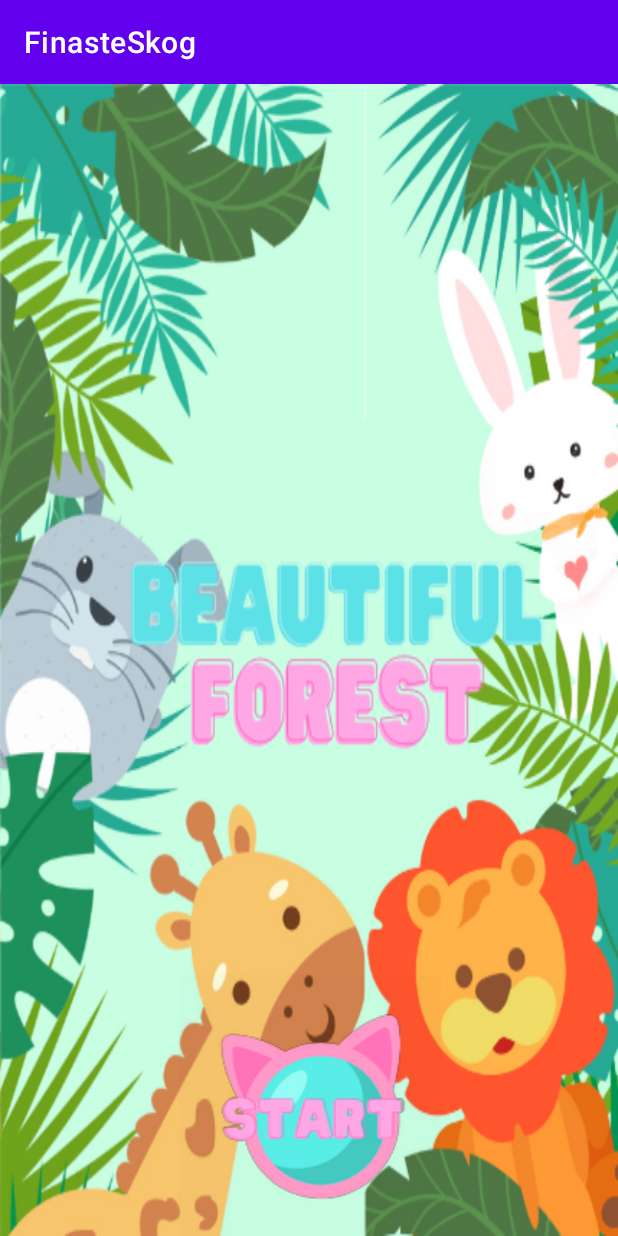
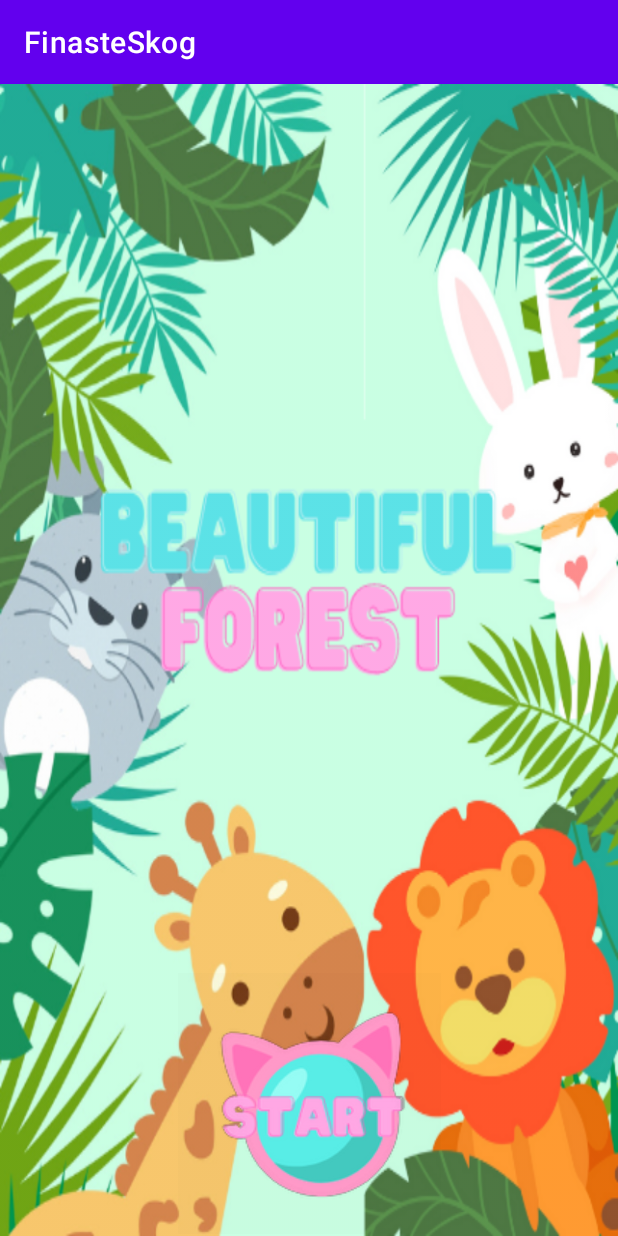
Before and after one commit to philipmir/FU-FinastSkogMapApp, an Android app: the screen it shows after launch (WelcomeActivity), on a phone screen of 412 x 824 dp. Run offline under Robolectric (Android 15) with nearby library versions, the phone set to English and light mode, and no system bars.

Commit message:
Center Text In WelcomeActivity

```diff
--- a/app/src/main/java/com/example/finasteskog/GPS.kt
+++ b/app/src/main/java/com/example/finasteskog/GPS.kt
@@ -110,6 +110,9 @@ class GPS : AppCompatActivity() {
         locationProvider.requestLocationUpdates(locationRequest, locationCallback, Looper.getMainLooper())
     }
 
+    fun GitHubNotWorking() {
+
+    }
 
 
     override fun onRequestPermissionsResult(
--- a/app/src/main/java/com/example/finasteskog/WelcomeActivity.kt
+++ b/app/src/main/java/com/example/finasteskog/WelcomeActivity.kt
@@ -9,7 +9,7 @@ import android.widget.ImageButton
 
 class WelcomeActivity : AppCompatActivity() {
 
-    lateinit var cuteButton : ImageButton
+    lateinit var cuteButton : ImageButton  ///
 
 
     override fun onCreate(savedInstanceState: Bundle?) {
--- a/app/src/main/res/layout/activity_welcome.xml
+++ b/app/src/main/res/layout/activity_welcome.xml
@@ -4,7 +4,7 @@
     xmlns:tools="http://schemas.android.com/tools"
     android:layout_width="match_parent"
     android:layout_height="match_parent"
-    android:background="@drawable/feeliwelcome"
+    android:background="@drawable/feelimaceditcentertext"
     tools:context=".WelcomeActivity">
 
     <ImageButton
@@ -17,6 +17,6 @@
         app:layout_constraintEnd_toEndOf="parent"
         app:layout_constraintStart_toStartOf="parent"
         app:layout_constraintTop_toTopOf="parent"
-        app:layout_constraintVertical_bias="1.0"
+        app:layout_constraintVertical_bias="0.998"
         app:srcCompat="@drawable/feelibutton" />
 </androidx.constraintlayout.widget.ConstraintLayout>
```
Also changed, not shown: app/src/main/res/drawable/feelimaceditcentertext.png (added).
